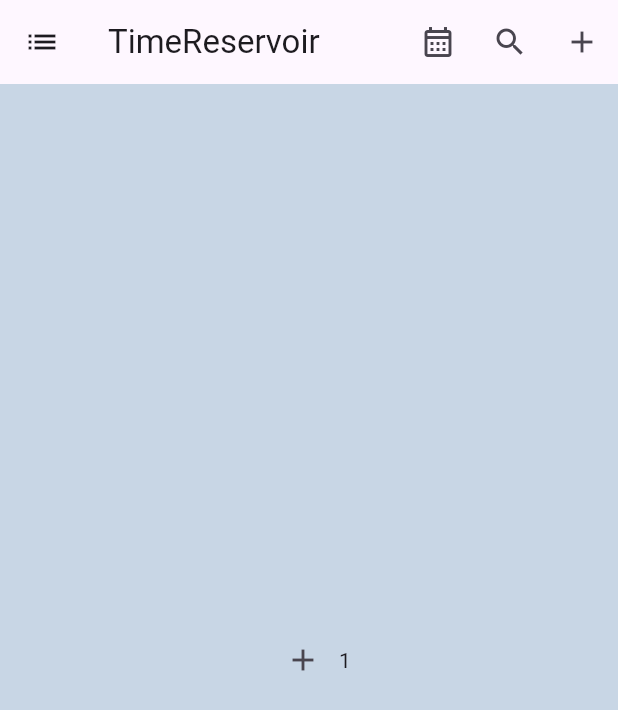
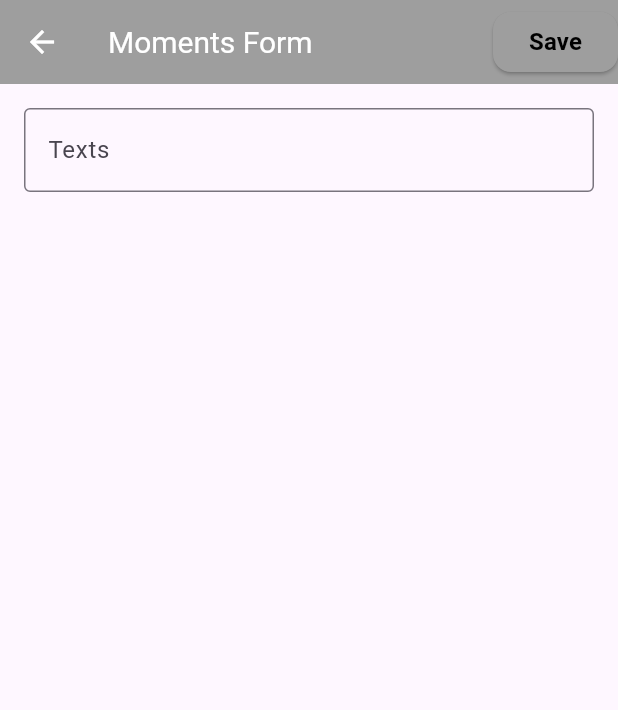
Before and after one commit to WWNNL/TimeReservoir, a Flutter app: the screen it shows after launch, after a tap on the "add" icon, on a phone screen of 412 x 824 dp. Shown: the top 710 px of the screen. Run offline on Flutter 3.47's test engine with Material 3 defaults, Android fonts, the phone set to English and light mode, and no system bars; our stand-ins replace sqflite; accounts and stored records are empty.

Commit message:
重构，业务分离，可使用

```diff
--- /dev/null
+++ b/lib/database_helper.dart
@@ -0,0 +1,68 @@
+import 'package:sqflite/sqflite.dart';
+import 'package:path/path.dart';
+
+class DatabaseHelper {
+  static final DatabaseHelper _instance = DatabaseHelper._internal();
+  factory DatabaseHelper() => _instance;
+  DatabaseHelper._internal();
+
+  static Database? _database;
+  final String tableName = 'article';
+
+  Future<Database> get database async {
+    if (_database != null) return _database!;
+    _database = await _initDatabase();
+    return _database!;
+  }
+
+  Future<Database> _initDatabase() async {
+    String path = join(await getDatabasesPath(), 'article_data.db');
+    return await openDatabase(path, version: 1, onCreate: _onCreate);
+  }
+
+  Future _onCreate(Database db, int version) async {
+    await db.execute('''
+      CREATE TABLE $tableName (
+        id INTEGER PRIMARY KEY AUTOINCREMENT,
+        time TEXT,
+        texts TEXT,
+        pictures TEXT
+      )
+    ''');
+  }
+
+  Future<int> insert(Map<String, dynamic> student) async {
+    final db = await database;
+    return await db.insert(tableName, student);
+  }
+
+  Future<List<Map<String, dynamic>>> getAll() async {
+    final db = await database;
+    return await db.query(tableName);
+  }
+
+  Future<int> update(int id, Map<String, dynamic> student) async {
+    final db = await database;
+    return await db.update(tableName, student, where: 'id = ?', whereArgs: [id]);
+  }
+
+  Future<int> delete(int id) async {
+    final db = await database;
+    return await db.delete(tableName, where: 'id = ?', whereArgs: [id]);
+  }
+
+  Future<List<Map<String, dynamic>>> query(String columnName, dynamic value) async {
+    final db = await database;
+    return await db.query(tableName, where: '$columnName = ?', whereArgs: [value]);
+  }
+
+  Future<List<Map<String, dynamic>>> queryScoreRange(String columnName, double lowerBound, double upperBound) async {
+    final db = await database;
+    return await db.query(
+      tableName,
+      where: '$columnName BETWEEN ? AND ?',
+      whereArgs: [lowerBound, upperBound],
+    );
+  }
+
+}
--- a/lib/main.dart
+++ b/lib/main.dart
@@ -1,58 +1,34 @@
 import 'package:flutter/material.dart';
+import 'moments_list_page.dart';
 
 void main() {
-  runApp(const MyApp());
+  runApp(const StudentApp());
 }
-class MyApp extends StatelessWidget {
-  const MyApp({super.key});
+
+class StudentApp extends StatelessWidget {
+  const StudentApp({super.key});
 
   @override
   Widget build(BuildContext context) {
     return MaterialApp(
-      title: '时光水库',
-      home: Scaffold(
-        backgroundColor: const Color(0xffc8d6e5), // 设置背景颜色
-        body: const MyHomePage(),
-        appBar: AppBar( //导航栏
-          leading:IconButton(icon: const Icon(Icons.list), onPressed: () {}),
-          title: const Text("TimeReservoir"),
-          actions: <Widget>[ //导航栏右侧菜单
-            IconButton(icon: const Icon(Icons.calendar_month_outlined), onPressed:() {}),
-            IconButton(icon: const Icon(Icons.search), onPressed:() {}),
-            IconButton(icon: const Icon(Icons.add), onPressed:() {}),
-          ],
-        ),
+      title: 'Moments Information',
+      theme: ThemeData(
+        primarySwatch: Colors.grey,
+        visualDensity: VisualDensity.adaptivePlatformDensity,
       ),
+      debugShowCheckedModeBanner: false,
+      home: const HomePage(),
     );
   }
 }
 
-class MyHomePage extends StatefulWidget{
-  const MyHomePage({super.key});
-  @override
-  State<MyHomePage> createState()=>_MyHomePageState();
-}
-
-
-class _MyHomePageState extends State<MyHomePage> {
-  var str=0;
-
-  void addOnPressed(){
-    setState(() {
-      str++;
-    });
-  }
+class HomePage extends StatelessWidget {
+  const HomePage({super.key});
 
   @override
   Widget build(BuildContext context) {
-    return Center(
-      child: Row(
-        mainAxisAlignment: MainAxisAlignment.center,
-          children: [
-            IconButton(icon: const Icon(Icons.add), onPressed: addOnPressed),
-            Text("$str"),
-          ],
-        )
-      );
+    return const Scaffold(
+      body: MomentsListPage()
+    );
   }
 }
--- /dev/null
+++ b/lib/moments_form_page.dart
@@ -0,0 +1,108 @@
+import 'package:flutter/material.dart';
+import 'database_helper.dart';
+
+class MomentsFormPage extends StatefulWidget {
+  final Map<String, dynamic>? moments;
+
+  const MomentsFormPage({super.key, this.moments});
+
+  @override
+  State<MomentsFormPage> createState() => _StudentFormPageState();
+}
+
+class _StudentFormPageState extends State<MomentsFormPage> {
+  final _formKey = GlobalKey<FormState>();
+  TextEditingController textController = TextEditingController();
+  TextEditingController picturesController = TextEditingController();
+
+  @override
+  void initState() {
+    super.initState();
+    if (widget.moments != null) {
+      textController.text = widget.moments!['texts'];
+      // picturesController.text = widget.moments!['pictures'];
+    }
+  }
+
+  _saveStudent() async {
+    if (_formKey.currentState!.validate()) {
+      DateTime dateTime= DateTime.now();
+      Map<String, dynamic> moments = {
+        'texts': textController.text,
+        'time': dateTime.toString().substring(0,19),
+        // 'pictures': picturesController.text,
+      };
+
+      if (widget.moments == null) {
+        await DatabaseHelper().insert(moments);
+      } else {
+        await DatabaseHelper().update(widget.moments!['id'], moments);
+      }
+
+      if (!mounted) return;
+      Navigator.pop(context);
+    }
+  }
+
+  @override
+  Widget build(BuildContext context) {
+    return Scaffold(
+      appBar: AppBar(
+        title: const Text('Moments Form'),
+        backgroundColor: Colors.grey, // Customize the app bar color
+        iconTheme: const IconThemeData(color: Colors.white), // Set the back arrow color to white
+        titleTextStyle: const TextStyle(color: Colors.white,
+          fontSize: 20,
+        ),
+        actions: [
+          ElevatedButton(
+            onPressed: _saveStudent,
+            style: ElevatedButton.styleFrom(
+              backgroundColor: Colors.grey, // Customize button color
+              shape: RoundedRectangleBorder(
+                borderRadius: BorderRadius.circular(12), // Rounded corners for the button
+              ),
+            ),
+            child: const Text(
+              'Save',
+              style: TextStyle(
+                  fontSize: 16,
+                  fontWeight: FontWeight.bold,
+                  color: Colors.black
+              ),
+            ),
+          ),
+        ],
+      ),
+      body: Padding(
+        padding: const EdgeInsets.all(16.0),
+        child: Form(
+          key: _formKey,
+          child: SingleChildScrollView( // Allows scrolling if the keyboard appears
+            child: Column(
+              crossAxisAlignment: CrossAxisAlignment.stretch, // Makes sure the form fields stretch across the screen
+              children: [
+                TextFormField(
+                  maxLines: 99,
+                  minLines: 1,
+                  controller: textController,
+                  decoration: const InputDecoration(
+                    labelText: 'Texts',
+                    // prefixIcon: Icon(Icons.text_fields),
+                    border: OutlineInputBorder(),
+                  ),
+                  validator: (value) {
+                    if (value == null || value.isEmpty) {
+                      return 'Please enter the texts';
+                    }
+                    return null;
+                  },
+                ),
+              ],
+            ),
+          ),
+        ),
+      ),
+    );
+  }
+}
--- /dev/null
+++ b/lib/moments_list_page.dart
@@ -0,0 +1,111 @@
+import 'package:flutter/material.dart';
+import 'database_helper.dart';
+import 'moments_form_page.dart';
+
+class MomentsListPage extends StatefulWidget {
+  const MomentsListPage({super.key});
+
+  @override
+  State<MomentsListPage> createState() => _StudentListPageState();
+}
+
+class _StudentListPageState extends State<MomentsListPage> {
+  List<Map<String, dynamic>> moments = [];
+
+  _refreshMoments() async {
+    final data = await DatabaseHelper().getAll();
+    setState(() => moments = data);
+  }
+
+  _deleteMoments(int id) async {
+    await DatabaseHelper().delete(id);
+    _refreshMoments();
+  }
+
+  @override
+  void initState() {
+    super.initState();
+    _refreshMoments();
+  }
+
+  @override
+  Widget build(BuildContext context) {
+    return Scaffold(
+      appBar: AppBar(
+        title: const Text('All Moments'),
+        backgroundColor: Colors.grey, // Customize the app bar color
+        iconTheme: const IconThemeData(color: Colors.white), // Set the back arrow color to white
+        titleTextStyle: const TextStyle(color: Colors.white,
+          fontSize: 20,
+        ),
+        actions: [ //导航栏右侧菜单
+          // IconButton(icon: const Icon(Icons.calendar_month_outlined), onPressed:() {}),
+          // IconButton(icon: const Icon(Icons.search), onPressed:() {}),
+          IconButton(icon: const Icon(Icons.add), onPressed:() {
+            Navigator.push(context, MaterialPageRoute(
+              builder: (context) => const MomentsFormPage(),)).then((_) => _refreshMoments());
+          }),
+        ],
+      ),
+      body: moments.isEmpty
+          ? const Center(child: Text('No moments available', style: TextStyle(fontSize: 18)))
+          : ListView.builder(
+        itemCount: moments.length,
+        itemBuilder: (context, index) => Card(
+          margin: const EdgeInsets.symmetric(vertical: 8, horizontal: 16),
+          child: Dismissible(
+            key: Key(moments[index]['id'].toString()),
+            direction: DismissDirection.endToStart, // Swiping from right to left
+            confirmDismiss: (direction) async {
+              return await showDialog(
+                context: context,
+                builder: (BuildContext context) {
+                  return AlertDialog(
+                    title: const Text('Confirm'),
+                    content: const Text('Are you sure you want to delete this item?'),
+                    actions: <Widget>[
+                      TextButton(
+                        onPressed: () => Navigator.of(context).pop(false), // 取消删除
+                        child: const Text('CANCEL'),
+                      ),
+                      TextButton(
+                        onPressed: () {
+                          _deleteMoments(moments[index]['id']);
+                          ScaffoldMessenger.of(context).showSnackBar(
+                            const SnackBar(content: Text('Moments deleted')),
+                          );
+                          Navigator.of(context).pop(true);}, // 确认删除
+                        child: const Text('DELETE'),
+                      ),
+                    ],
+                  );
+                },
+              );
+            },
+            background: Container(
+              color: Colors.red,
+              alignment: Alignment.centerRight,
+              padding: const EdgeInsets.only(right: 20), // Red background for delete action
+              child: const Icon(Icons.delete, color: Colors.white, size: 40),
+            ),
+            child: Material(
+              elevation: 10.0,
+              shadowColor: Colors.blueGrey,
+              child: ListTile(
+                contentPadding: const EdgeInsets.all(16),
+                title: Text(
+                  moments[index]['texts'],
+                  style: const TextStyle(fontSize: 18, fontWeight: FontWeight.bold),
+                ),
+                subtitle: Text('${moments[index]['time']}'),
+                onTap: () => Navigator.push(context, MaterialPageRoute(
+                  builder: (context) => MomentsFormPage(moments: moments[index]),
+                )).then((_) => _refreshMoments()),
+              ),
+            ),
+          ),
+        ),
+      ),
+    );
+  }
+}
--- a/pubspec.yaml
+++ b/pubspec.yaml
@@ -11,6 +11,10 @@
   flutter:
     sdk: flutter
   cupertino_icons: ^1.0.8
+#  sqflite_common_ffi: ^2.3.4+3
+  sqflite: ^2.4.1
+  path: 1.9.0
+
 
 dev_dependencies:
   flutter_test:
```
Also changed, not shown: lib/article_data.dart (added, +96 -0 lines), pubspec.lock, 3 other files.
